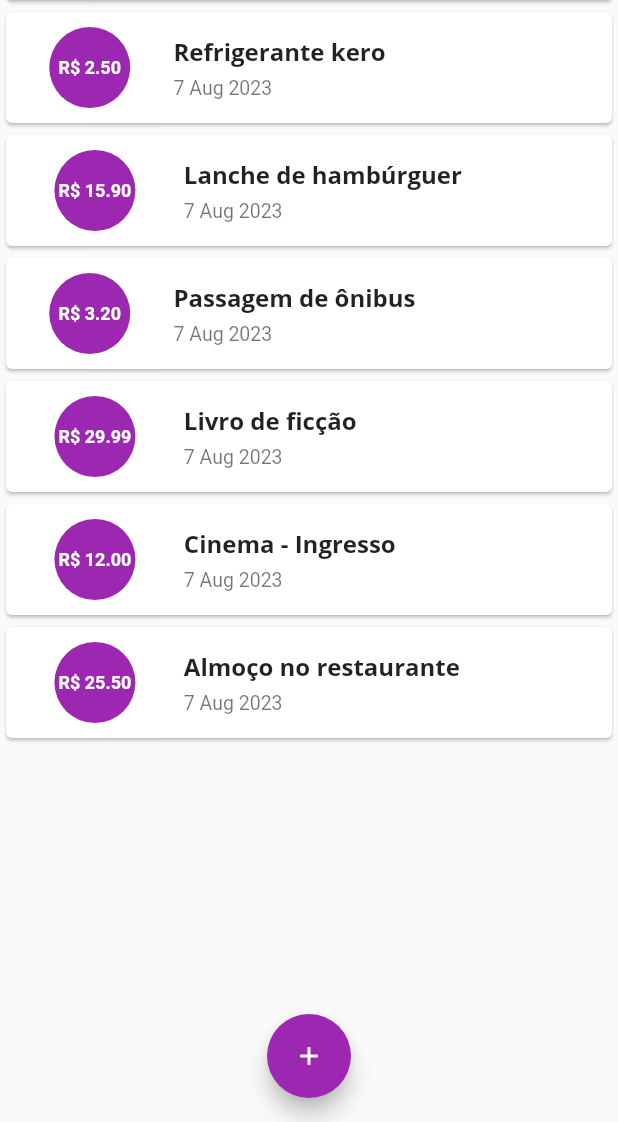
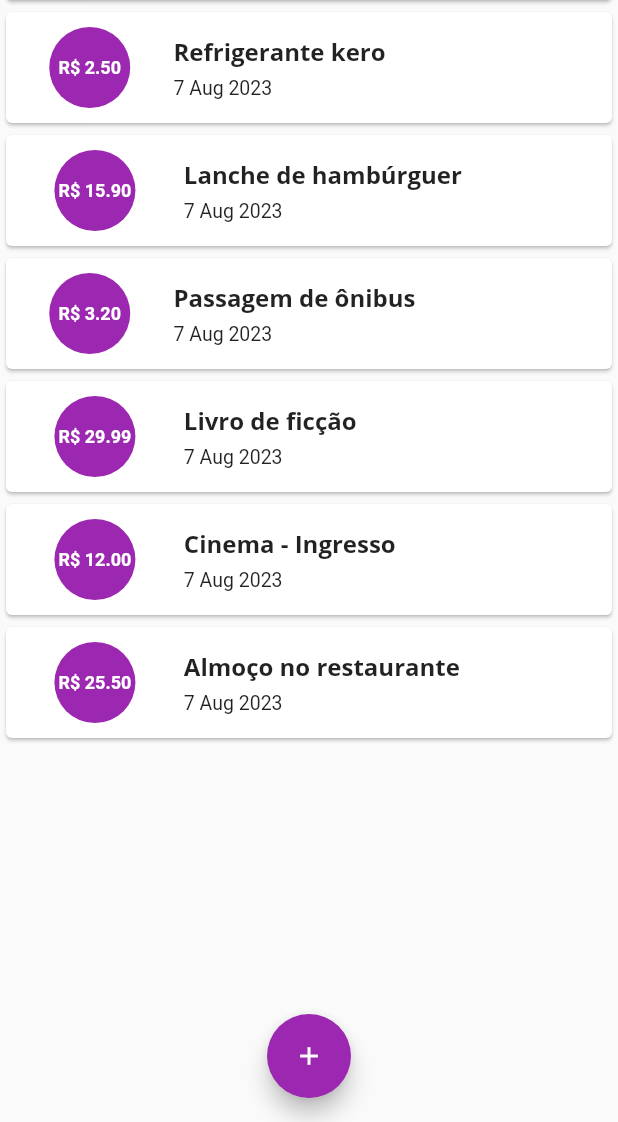
Before and after one commit to Brennez/Flutter-course, a Flutter app: the screen it shows after launch, on a phone screen of 412 x 824 dp, the part 114-1236 px from its top. Run offline on Flutter 3.47's test engine with Material 2 defaults, Android fonts, the phone set to English and light mode, and no system bars.

Commit message:
add: display medium text style added

```diff
--- a/expenses_app/lib/utils/theme.dart
+++ b/expenses_app/lib/utils/theme.dart
@@ -17,8 +17,14 @@ final myTheme = ThemeData(
       fontWeight: FontWeight.w700,
       color: Colors.white,
     ),
+    displayMedium: TextStyle(
+      fontFamily: 'OpenSans',
+      fontSize: 20,
+      fontWeight: FontWeight.w700,
+      color: Colors.black54,
+    ),
     titleSmall: TextStyle(
-      color: Colors.black54,
+      color: Colors.black87,
       fontSize: 13,
     ),
     bodySmall: TextStyle(
```
